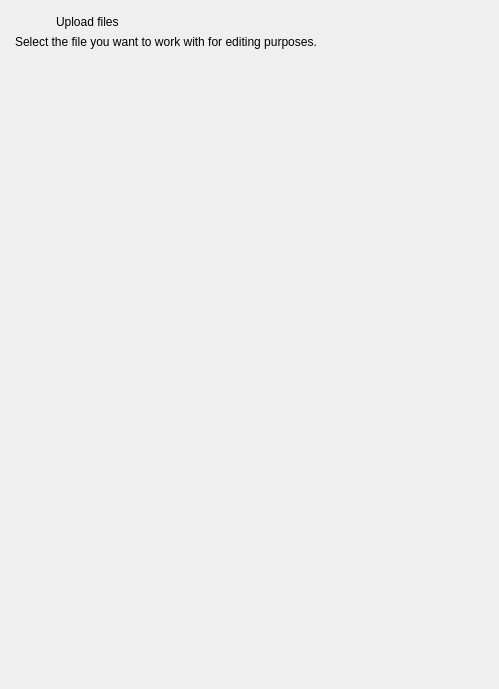
Qt form src/ui/widget_creater_dialog.ui (ligerr13/PE_Spectroradiometer) before a commit.
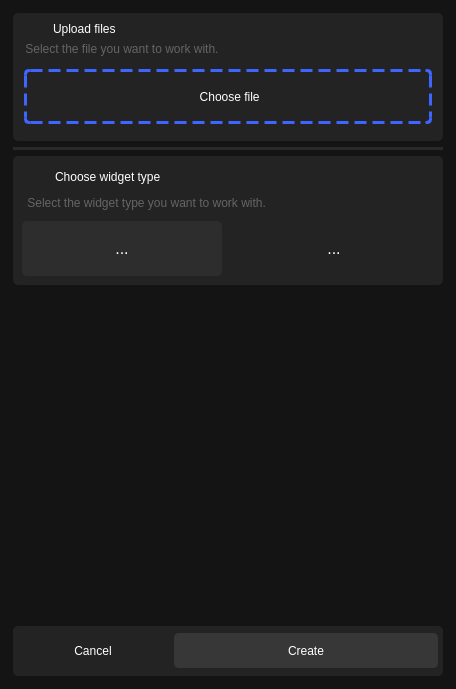
The same form after that commit. Icons and pictures are not drawn.

What changed in the file:
```diff
--- a/src/ui/widget_creater_dialog.ui
+++ b/src/ui/widget_creater_dialog.ui
@@ -6,16 +6,23 @@
    <rect>
     <x>0</x>
     <y>0</y>
-    <width>499</width>
+    <width>452</width>
     <height>689</height>
    </rect>
   </property>
   <property name="windowTitle">
    <string>Dialog</string>
   </property>
+  <property name="styleSheet">
+   <string notr="true">background-color: rgb(20, 20, 20); 
+border-radius: 5px;</string>
+  </property>
   <layout class="QHBoxLayout" name="horizontalLayout">
    <item>
     <widget class="QWidget" name="widget" native="true">
+     <property name="styleSheet">
+      <string>0</string>
+     </property>
      <layout class="QVBoxLayout" name="verticalLayout">
       <property name="leftMargin">
        <number>2</number>
@@ -31,32 +38,41 @@
       </property>
       <item>
        <widget class="QWidget" name="widget_2" native="true">
+        <property name="styleSheet">
+         <string notr="true">color:white;
+border-radius: 5px;
+background-color: rgb(35, 35, 35);</string>
+        </property>
         <layout class="QGridLayout" name="gridLayout">
          <property name="leftMargin">
-          <number>2</number>
+          <number>9</number>
          </property>
          <property name="topMargin">
-          <number>2</number>
+          <number>9</number>
          </property>
          <property name="rightMargin">
-          <number>2</number>
+          <number>9</number>
          </property>
          <property name="bottomMargin">
-          <number>2</number>
+          <number>9</number>
          </property>
-         <item row="0" column="1">
+         <item row="0" column="2">
           <widget class="QLabel" name="label_2">
+           <property name="styleSheet">
+            <string notr="true">color: rgb(255, 255, 255);
+font: 700 10pt &quot;Segoe UI&quot;;</string>
+           </property>
            <property name="text">
             <string>Upload files</string>
            </property>
           </widget>
          </item>
-         <item row="0" column="0">
+         <item row="0" column="1">
           <widget class="QLabel" name="label">
            <property name="maximumSize">
             <size>
-             <width>35</width>
-             <height>35</height>
+             <width>25</width>
+             <height>25</height>
             </size>
            </property>
            <property name="text">
@@ -70,28 +86,435 @@
            </property>
           </widget>
          </item>
-         <item row="1" column="0" colspan="2">
+         <item row="1" column="1" colspan="2">
           <widget class="QLabel" name="label_3">
+           <property name="styleSheet">
+            <string notr="true">color: rgb(100, 100, 100)</string>
+           </property>
            <property name="text">
-            <string>Select the file you want to work with for editing purposes.</string>
+            <string> Select the file you want to work with.</string>
            </property>
           </widget>
          </item>
+         <item row="2" column="1" colspan="2">
+          <widget class="QWidget" name="widget_3" native="true">
+           <property name="minimumSize">
+            <size>
+             <width>0</width>
+             <height>70</height>
+            </size>
+           </property>
+           <property name="styleSheet">
+            <string notr="true"/>
+           </property>
+           <layout class="QHBoxLayout" name="horizontalLayout_2">
+            <property name="leftMargin">
+             <number>2</number>
+            </property>
+            <property name="topMargin">
+             <number>2</number>
+            </property>
+            <property name="rightMargin">
+             <number>2</number>
+            </property>
+            <property name="bottomMargin">
+             <number>2</number>
+            </property>
+            <item>
+             <widget class="QPushButton" name="pushButton">
+              <property name="minimumSize">
+               <size>
+                <width>0</width>
+                <height>55</height>
+               </size>
+              </property>
+              <property name="cursor">
+               <cursorShape>PointingHandCursor</cursorShape>
+              </property>
+              <property name="styleSheet">
+               <string notr="true">QPushButton {
+border :3px solid rgb(63, 101, 255);
+border-style : dashed;
+font: 700 10pt &quot;Segoe UI&quot;;
+ }</string>
+              </property>
+              <property name="text">
+               <string> Choose file</string>
+              </property>
+              <property name="iconSize">
+               <size>
+                <width>16</width>
+                <height>16</height>
+               </size>
+              </property>
+             </widget>
+            </item>
+           </layout>
+          </widget>
+         </item>
         </layout>
        </widget>
       </item>
       <item>
-       <spacer name="verticalSpacer">
+       <widget class="Line" name="line">
+        <property name="styleSheet">
+         <string notr="true">background-color: rgba(129, 129, 129, 50);
+border: 0px;
+border-radius: 50%</string>
+        </property>
         <property name="orientation">
-         <enum>Qt::Vertical</enum>
+         <enum>Qt::Horizontal</enum>
         </property>
-        <property name="sizeHint" stdset="0">
+       </widget>
+      </item>
+      <item>
+       <widget class="QWidget" name="widget_4" native="true">
+        <property name="minimumSize">
          <size>
-          <width>20</width>
-          <height>40</height>
+          <width>0</width>
+          <height>0</height>
          </size>
         </property>
-       </spacer>
+        <property name="styleSheet">
+         <string notr="true">color:white;
+border-radius: 5px;
+background-color: rgb(35, 35, 35);</string>
+        </property>
+        <layout class="QGridLayout" name="gridLayout_2">
+         <property name="leftMargin">
+          <number>9</number>
+         </property>
+         <property name="topMargin">
+          <number>9</number>
+         </property>
+         <property name="rightMargin">
+          <number>9</number>
+         </property>
+         <property name="bottomMargin">
+          <number>9</number>
+         </property>
+         <item row="1" column="2">
+          <widget class="QToolButton" name="toolButton_2">
+           <property name="sizePolicy">
+            <sizepolicy hsizetype="Expanding" vsizetype="Fixed">
+             <horstretch>0</horstretch>
+             <verstretch>0</verstretch>
+            </sizepolicy>
+           </property>
+           <property name="minimumSize">
+            <size>
+             <width>200</width>
+             <height>55</height>
+            </size>
+           </property>
+           <property name="cursor">
+            <cursorShape>PointingHandCursor</cursorShape>
+           </property>
+           <property name="styleSheet">
+            <string notr="true">QToolButton {
+		border: 0px;
+		font: 12pt;
+        }
+QToolButton:hover {
+            background: rgb(55, 55, 55);
+        }
+QToolButton:checked  {
+		border: 0px;
+		background-color: rgb(45, 45, 45);
+}
+QToolTip{ 
+		font: 12pt;
+		color: rgb(100, 100, 100);
+}</string>
+           </property>
+           <property name="text">
+            <string>...</string>
+           </property>
+           <property name="icon">
+            <iconset>
+             <normaloff>../../resources/icons/chart.png</normaloff>../../resources/icons/chart.png</iconset>
+           </property>
+           <property name="iconSize">
+            <size>
+             <width>30</width>
+             <height>30</height>
+            </size>
+           </property>
+           <property name="checkable">
+            <bool>true</bool>
+           </property>
+           <property name="checked">
+            <bool>false</bool>
+           </property>
+           <attribute name="buttonGroup">
+            <string notr="true">buttonGroup</string>
+           </attribute>
+          </widget>
+         </item>
+         <item row="1" column="0">
+          <widget class="QToolButton" name="toolButton">
+           <property name="sizePolicy">
+            <sizepolicy hsizetype="Expanding" vsizetype="Fixed">
+             <horstretch>0</horstretch>
+             <verstretch>0</verstretch>
+            </sizepolicy>
+           </property>
+           <property name="minimumSize">
+            <size>
+             <width>200</width>
+             <height>55</height>
+            </size>
+           </property>
+           <property name="cursor">
+            <cursorShape>PointingHandCursor</cursorShape>
+           </property>
+           <property name="styleSheet">
+            <string notr="true">QToolButton {
+		border: 0px;
+		font: 12pt;
+        }
+QToolButton:hover {
+            background: rgb(55, 55, 55);
+        }
+QToolButton:checked  {
+		border: 0px;
+		background-color: rgb(45, 45, 45);
+}
+QToolTip{ 
+		font: 12pt;
+		color: rgb(100, 100, 100);
+}</string>
+           </property>
+           <property name="text">
+            <string>...</string>
+           </property>
+           <property name="icon">
+            <iconset>
+             <normaloff>../../resources/icons/cells.png</normaloff>../../resources/icons/cells.png</iconset>
+           </property>
+           <property name="iconSize">
+            <size>
+             <width>30</width>
+             <height>30</height>
+            </size>
+           </property>
+           <property name="checkable">
+            <bool>true</bool>
+           </property>
+           <property name="checked">
+            <bool>true</bool>
+           </property>
+           <attribute name="buttonGroup">
+            <string notr="true">buttonGroup</string>
+           </attribute>
+          </widget>
+         </item>
+         <item row="0" column="0" colspan="3">
+          <widget class="QWidget" name="widget_5" native="true">
+           <property name="minimumSize">
+            <size>
+             <width>0</width>
+             <height>50</height>
+            </size>
+           </property>
+           <layout class="QGridLayout" name="gridLayout_3">
+            <property name="leftMargin">
+             <number>2</number>
+            </property>
+            <property name="topMargin">
+             <number>2</number>
+            </property>
+            <property name="rightMargin">
+             <number>2</number>
+            </property>
+            <property name="bottomMargin">
+             <number>2</number>
+            </property>
+            <item row="0" column="0">
+             <widget class="QLabel" name="label_4">
+              <property name="maximumSize">
+               <size>
+                <width>25</width>
+                <height>25</height>
+               </size>
+              </property>
+              <property name="text">
+               <string/>
+              </property>
+              <property name="pixmap">
+               <pixmap>../../resources/icons/choice.png</pixmap>
+              </property>
+              <property name="scaledContents">
+               <bool>true</bool>
+              </property>
+             </widget>
+            </item>
+            <item row="0" column="1">
+             <widget class="QLabel" name="label_6">
+              <property name="styleSheet">
+               <string notr="true">color: rgb(255, 255, 255);
+font: 700 10pt &quot;Segoe UI&quot;;</string>
+              </property>
+              <property name="text">
+               <string>Choose widget type</string>
+              </property>
+             </widget>
+            </item>
+            <item row="1" column="0" colspan="2">
+             <widget class="QLabel" name="label_5">
+              <property name="styleSheet">
+               <string notr="true">color: rgb(100, 100, 100)</string>
+              </property>
+              <property name="text">
+               <string> Select the widget type you want to work with.</string>
+              </property>
+             </widget>
+            </item>
+           </layout>
+          </widget>
+         </item>
+        </layout>
+       </widget>
+      </item>
+      <item>
+       <widget class="QWidget" name="widget_7" native="true">
+        <layout class="QVBoxLayout" name="verticalLayout_2">
+         <item>
+          <widget class="QStackedWidget" name="stackedWidget">
+           <property name="currentIndex">
+            <number>0</number>
+           </property>
+           <widget class="QWidget" name="page">
+            <layout class="QGridLayout" name="gridLayout_4">
+             <item row="0" column="0">
+              <widget class="QWidget" name="widget_8" native="true"/>
+             </item>
+            </layout>
+           </widget>
+           <widget class="QWidget" name="page_2">
+            <layout class="QGridLayout" name="gridLayout_5"/>
+           </widget>
+          </widget>
+         </item>
+        </layout>
+       </widget>
+      </item>
+      <item>
+       <widget class="QWidget" name="widget_6" native="true">
+        <property name="minimumSize">
+         <size>
+          <width>0</width>
+          <height>50</height>
+         </size>
+        </property>
+        <property name="styleSheet">
+         <string notr="true">color:white;
+border-radius: 5px;
+background-color: rgb(35, 35, 35);</string>
+        </property>
+        <layout class="QHBoxLayout" name="horizontalLayout_3">
+         <property name="leftMargin">
+          <number>5</number>
+         </property>
+         <property name="topMargin">
+          <number>5</number>
+         </property>
+         <property name="rightMargin">
+          <number>5</number>
+         </property>
+         <property name="bottomMargin">
+          <number>5</number>
+         </property>
+         <item>
+          <widget class="QPushButton" name="pushButton_2">
+           <property name="minimumSize">
+            <size>
+             <width>0</width>
+             <height>35</height>
+            </size>
+           </property>
+           <property name="maximumSize">
+            <size>
+             <width>150</width>
+             <height>16777215</height>
+            </size>
+           </property>
+           <property name="cursor">
+            <cursorShape>PointingHandCursor</cursorShape>
+           </property>
+           <property name="styleSheet">
+            <string notr="true">QPushButton {
+		border: 0px;
+		font: 700 10pt &quot;Segoe UI&quot;;
+        }
+QPushButton:hover {
+            background: rgb(55, 55, 55);
+        }
+QPushButton:checked  {
+		border: 0px;
+		background-color: rgb(45, 45, 45);
+}
+QPushTip{ 
+		font: 12pt;
+		color: rgb(100, 100, 100);
+}</string>
+           </property>
+           <property name="text">
+            <string>Cancel</string>
+           </property>
+           <property name="checkable">
+            <bool>false</bool>
+           </property>
+           <attribute name="buttonGroup">
+            <string notr="true">buttonGroup_2</string>
+           </attribute>
+          </widget>
+         </item>
+         <item>
+          <widget class="QPushButton" name="pushButton_3">
+           <property name="minimumSize">
+            <size>
+             <width>0</width>
+             <height>35</height>
+            </size>
+           </property>
+           <property name="cursor">
+            <cursorShape>PointingHandCursor</cursorShape>
+           </property>
+           <property name="styleSheet">
+            <string notr="true">QPushButton {
+		border: 0px;
+		font: 700 10pt &quot;Segoe UI&quot;;
+ 		background: rgb(55, 55, 55);
+		border :3px solid rgb(55, 55, 55);
+        }
+QPushButton:hover {
+            background: rgb(43, 81, 235);
+			border :3px solid rgb(63, 101, 255);
+        }
+QPushButton:checked  {
+		border: 0px;
+		background: rgb(43, 81, 235);
+		border :3px solid rgb(63, 101, 255);
+}
+QPushTip{ 
+		font: 12pt;
+		color: rgb(100, 100, 100);
+}</string>
+           </property>
+           <property name="text">
+            <string>Create</string>
+           </property>
+           <property name="checkable">
+            <bool>false</bool>
+           </property>
+           <attribute name="buttonGroup">
+            <string notr="true">buttonGroup_2</string>
+           </attribute>
+          </widget>
+         </item>
+        </layout>
+       </widget>
       </item>
      </layout>
     </widget>
```
Left out of the diff: 40 changed lines with no effect on the pictures.
